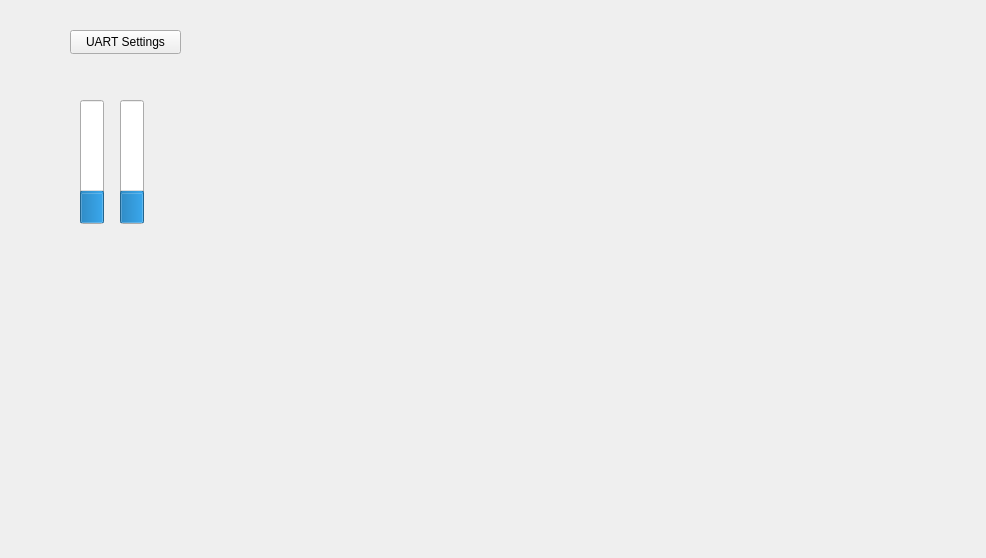
Qt form Serial Port Example/Serial_Port_Example/widget.ui (IvanZend/Learning-QT) before a commit.
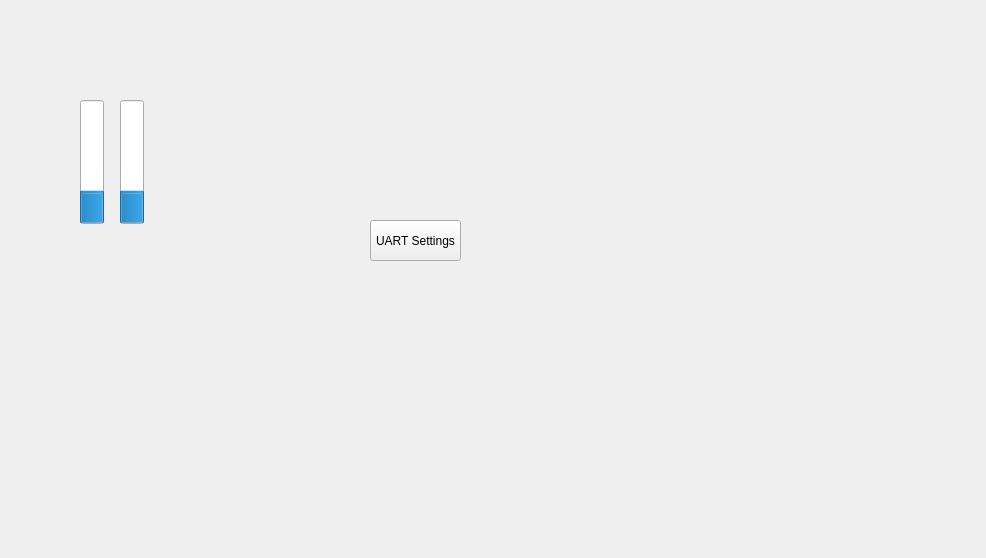
The same form after that commit.

The edit to the form file:
```diff
--- a/Serial Port Example/Serial_Port_Example/widget.ui
+++ b/Serial Port Example/Serial_Port_Example/widget.ui
@@ -59,10 +59,10 @@
   <widget class="QPushButton" name="pushButton_6">
    <property name="geometry">
     <rect>
-     <x>70</x>
-     <y>30</y>
-     <width>111</width>
-     <height>24</height>
+     <x>370</x>
+     <y>220</y>
+     <width>91</width>
+     <height>41</height>
     </rect>
    </property>
    <property name="text">
```
